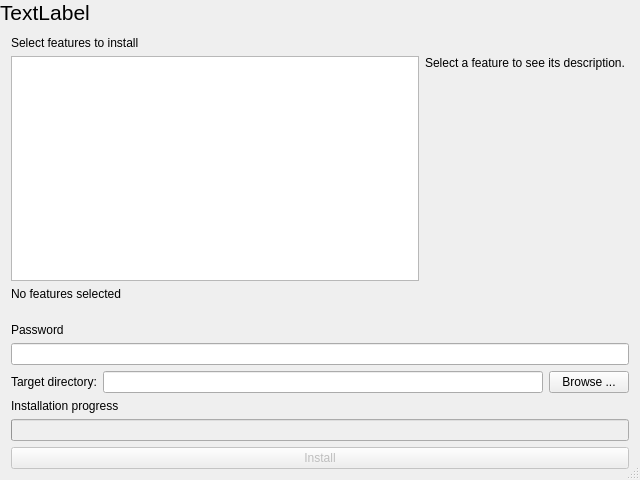
First picture: the form in src/ui/ui/SetupDialog.ui, repository Anteru/kyla, before the edit.
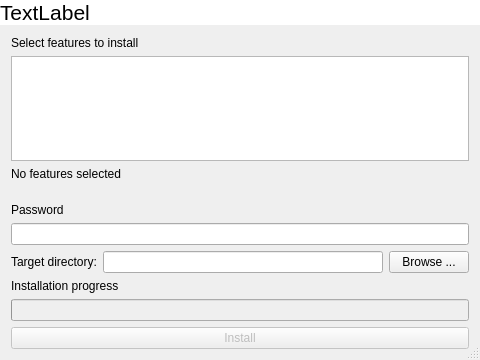
Second picture: the form after the edit.

The edit to the form file:
```diff
--- a/src/ui/ui/SetupDialog.ui
+++ b/src/ui/ui/SetupDialog.ui
@@ -6,8 +6,8 @@
    <rect>
     <x>0</x>
     <y>0</y>
-    <width>640</width>
-    <height>480</height>
+    <width>480</width>
+    <height>360</height>
    </rect>
   </property>
   <property name="windowTitle">
@@ -66,6 +66,9 @@
           <pointsize>16</pointsize>
          </font>
         </property>
+        <property name="styleSheet">
+         <string notr="true">background-color: white;</string>
+        </property>
         <property name="text">
          <string>TextLabel</string>
         </property>
@@ -97,7 +100,7 @@
        </widget>
       </item>
       <item>
-       <layout class="QHBoxLayout" name="horizontalLayout_2" stretch="2,1">
+       <layout class="QHBoxLayout" name="horizontalLayout_2" stretch="2">
         <item>
          <layout class="QVBoxLayout" name="verticalLayout">
           <item>
@@ -133,19 +136,6 @@
           </item>
          </layout>
         </item>
-        <item>
-         <widget class="QLabel" name="featureDescriptionLabel">
-          <property name="text">
-           <string>Select a feature to see its description.</string>
-          </property>
-          <property name="alignment">
-           <set>Qt::AlignLeading|Qt::AlignLeft|Qt::AlignTop</set>
-          </property>
-          <property name="wordWrap">
-           <bool>true</bool>
-          </property>
-         </widget>
-        </item>
        </layout>
       </item>
      </layout>
```
